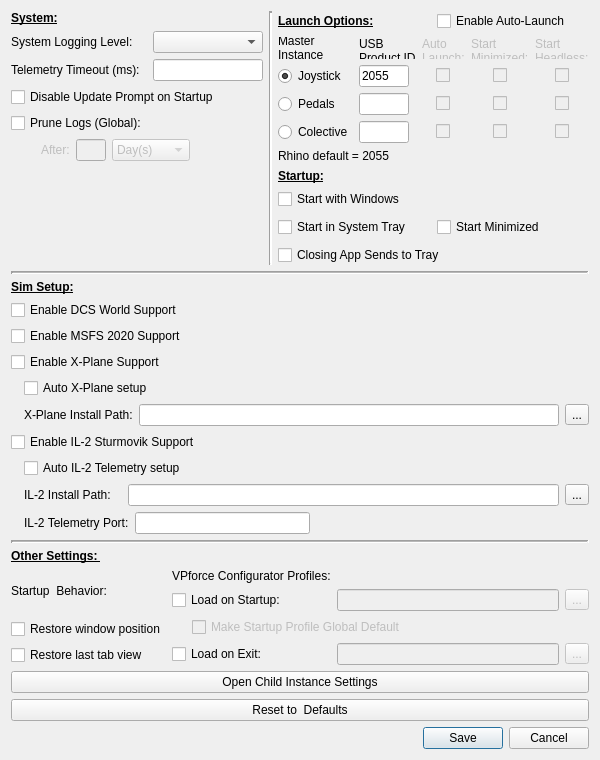
Old version of the form SM/system_settings.ui in the repository walmis/VPforce-TelemFFB.
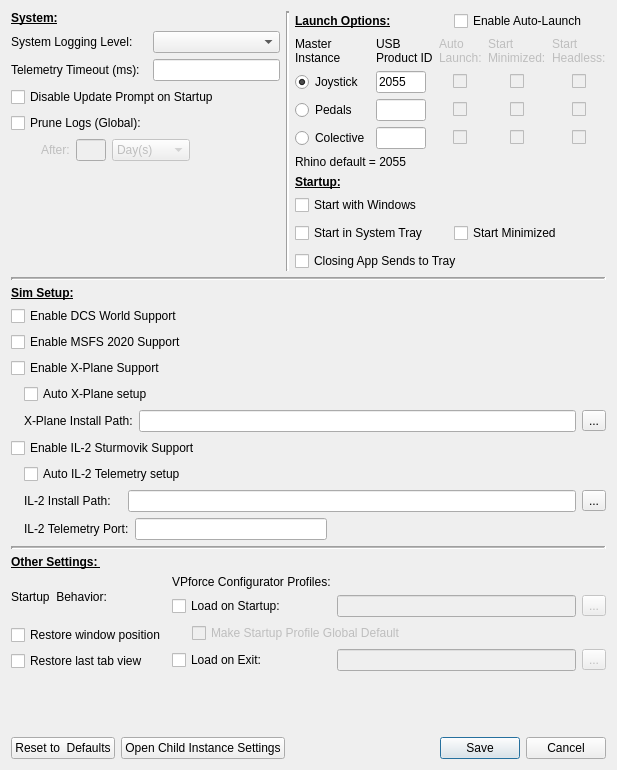
New version of the form. Custom widgets are drawn as their Qt base class.

Commit message: Update and deploy new system_settings.ui dialog

Diff of the .ui file:
```diff
--- a/SM/system_settings.ui
+++ b/SM/system_settings.ui
@@ -6,8 +6,8 @@
    <rect>
     <x>0</x>
     <y>0</y>
-    <width>600</width>
-    <height>760</height>
+    <width>617</width>
+    <height>770</height>
    </rect>
   </property>
   <property name="sizePolicy">
@@ -16,18 +16,6 @@
     <verstretch>0</verstretch>
    </sizepolicy>
   </property>
-  <property name="minimumSize">
-   <size>
-    <width>600</width>
-    <height>760</height>
-   </size>
-  </property>
-  <property name="maximumSize">
-   <size>
-    <width>600</width>
-    <height>760</height>
-   </size>
-  </property>
   <property name="windowTitle">
    <string>System Settings</string>
   </property>
@@ -251,6 +239,12 @@
           <layout class="QGridLayout" name="gridLayout_2">
            <item row="0" column="0">
             <widget class="QLabel" name="label_9">
+             <property name="sizePolicy">
+              <sizepolicy hsizetype="Preferred" vsizetype="Preferred">
+               <horstretch>0</horstretch>
+               <verstretch>0</verstretch>
+              </sizepolicy>
+             </property>
              <property name="text">
               <string>Master
 Instance</string>
@@ -273,6 +267,12 @@
              <property name="enabled">
               <bool>false</bool>
              </property>
+             <property name="sizePolicy">
+              <sizepolicy hsizetype="Preferred" vsizetype="Preferred">
+               <horstretch>0</horstretch>
+               <verstretch>0</verstretch>
+              </sizepolicy>
+             </property>
              <property name="text">
               <string>Auto
 Launch:</string>
@@ -1027,12 +1027,20 @@
     </layout>
    </item>
    <item>
-    <widget class="QPushButton" name="buttonChildSettings">
-     <property name="text">
-      <string>Open Child Instance Settings</string>
+    <spacer name="verticalSpacer_2">
+     <property name="orientation">
+      <enum>Qt::Vertical</enum>
      </property>
-    </widget>
+     <property name="sizeHint" stdset="0">
+      <size>
+       <width>20</width>
+       <height>6</height>
+      </size>
+     </property>
+    </spacer>
    </item>
+   <item>
+    <layout class="QHBoxLayout" name="horizontalLayout_9">
    <item>
     <widget class="QPushButton" name="resetButton">
      <property name="text">
@@ -1040,6 +1048,13 @@
      </property>
     </widget>
    </item>
+     <item>
+      <widget class="QPushButton" name="buttonChildSettings">
+       <property name="text">
+        <string>Open Child Instance Settings</string>
+       </property>
+      </widget>
+     </item>
    <item>
     <widget class="QDialogButtonBox" name="buttonBox">
      <property name="orientation">
@@ -1049,6 +1064,8 @@
       <set>QDialogButtonBox::Cancel|QDialogButtonBox::Save</set>
      </property>
     </widget>
+     </item>
+    </layout>
    </item>
   </layout>
  </widget>
```
Lines whose indentation alone changed are shown as unchanged. The commit also changes 1 other file.
